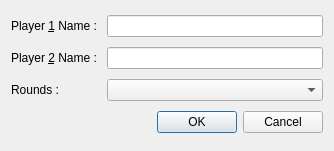
First picture: the form in Qt/projects/tic_tac_toe/configurationdialog.ui, repository Lune00/creative, before the edit.
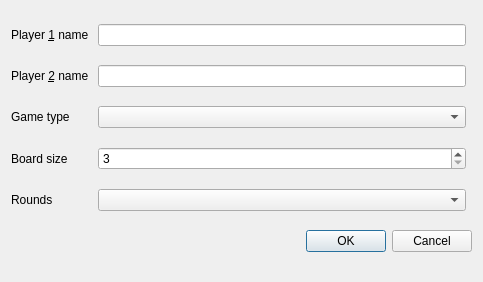
Second picture: the form after the edit.

Commit message: update tic tac toe - type of game - settings

Patch:
```diff
--- a/Qt/projects/tic_tac_toe/configurationdialog.ui
+++ b/Qt/projects/tic_tac_toe/configurationdialog.ui
@@ -6,25 +6,47 @@
    <rect>
     <x>0</x>
     <y>0</y>
-    <width>334</width>
-    <height>151</height>
+    <width>483</width>
+    <height>282</height>
    </rect>
   </property>
   <property name="windowTitle">
    <string>Setup the game</string>
   </property>
   <layout class="QGridLayout" name="gridLayout">
-   <item row="2" column="0">
+   <item row="5" column="1">
+    <widget class="QComboBox" name="numberRounds">
+     <property name="toolTip">
+      <string>&lt;html&gt;&lt;head/&gt;&lt;body&gt;&lt;p&gt;Choose the number of rounds to win a game&lt;/p&gt;&lt;/body&gt;&lt;/html&gt;</string>
+     </property>
+     <property name="editable">
+      <bool>false</bool>
+     </property>
+     <property name="maxVisibleItems">
+      <number>3</number>
+     </property>
+    </widget>
+   </item>
+   <item row="0" column="1">
+    <widget class="QLineEdit" name="player1Name"/>
+   </item>
+   <item row="3" column="1">
+    <widget class="QComboBox" name="gameType"/>
+   </item>
+   <item row="1" column="1">
+    <widget class="QLineEdit" name="player2Name"/>
+   </item>
+   <item row="5" column="0">
     <widget class="QLabel" name="label_3">
      <property name="text">
-      <string>Rounds :</string>
+      <string>Rounds </string>
      </property>
     </widget>
    </item>
    <item row="0" column="0">
     <widget class="QLabel" name="label">
      <property name="text">
-      <string>Player &amp;1 Name : </string>
+      <string>Player &amp;1 name </string>
      </property>
      <property name="buddy">
       <cstring>player1Name</cstring>
@@ -34,20 +56,14 @@
    <item row="1" column="0">
     <widget class="QLabel" name="label_2">
      <property name="text">
-      <string>Player &amp;2 Name :</string>
+      <string>Player &amp;2 name</string>
      </property>
      <property name="buddy">
       <cstring>player2Name</cstring>
      </property>
     </widget>
    </item>
-   <item row="0" column="1">
-    <widget class="QLineEdit" name="player1Name"/>
-   </item>
-   <item row="1" column="1">
-    <widget class="QLineEdit" name="player2Name"/>
-   </item>
-   <item row="5" column="0" colspan="2">
+   <item row="8" column="0" colspan="3">
     <widget class="QDialogButtonBox" name="buttonBox">
      <property name="orientation">
       <enum>Qt::Horizontal</enum>
@@ -57,16 +73,36 @@
      </property>
     </widget>
    </item>
-   <item row="2" column="1">
-    <widget class="QComboBox" name="numberRounds">
+   <item row="3" column="0">
+    <widget class="QLabel" name="label_4">
+     <property name="text">
+      <string>Game type </string>
+     </property>
+     <property name="buddy">
+      <cstring>gameType</cstring>
+     </property>
+    </widget>
+   </item>
+   <item row="4" column="1">
+    <widget class="QSpinBox" name="sizeBoard">
      <property name="toolTip">
       <string>&lt;html&gt;&lt;head/&gt;&lt;body&gt;&lt;p&gt;Choose the number of rounds to win a game&lt;/p&gt;&lt;/body&gt;&lt;/html&gt;</string>
      </property>
-     <property name="editable">
-      <bool>false</bool>
-     </property>
-     <property name="maxVisibleItems">
+     <property name="minimum">
       <number>3</number>
+     </property>
+     <property name="maximum">
+      <number>10</number>
+     </property>
+    </widget>
+   </item>
+   <item row="4" column="0">
+    <widget class="QLabel" name="label_5">
+     <property name="text">
+      <string>Board size </string>
+     </property>
+     <property name="buddy">
+      <cstring>sizeBoard</cstring>
      </property>
     </widget>
    </item>
```
Left out of the diff: 35 changed lines with no effect on the pictures. The commit also changes 7 other files.
